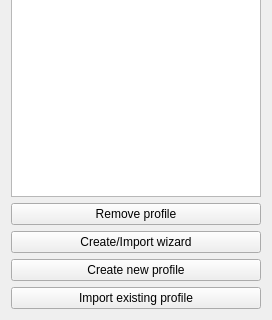
First picture: the form in src/ui/settings.ui, repository bpozdena/OneDriveGUI, before the edit; both pictures show x 0 to 272 and y 445 to 765 of the 272 by 765 pixel window.
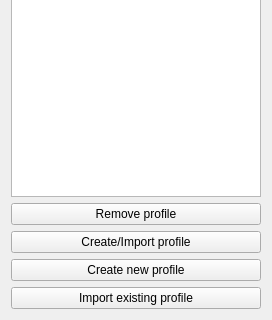
Second picture: the form after the edit.

Commit message: change button label

What changed in the file:
```diff
--- a/src/ui/settings.ui
+++ b/src/ui/settings.ui
@@ -54,7 +54,7 @@
        <item>
         <widget class="QPushButton" name="pushButton_create_import">
          <property name="text">
-          <string>Create/Import wizard</string>
+          <string>Create/Import profile</string>
          </property>
         </widget>
        </item>
```
The commit also changes 1 other file.
